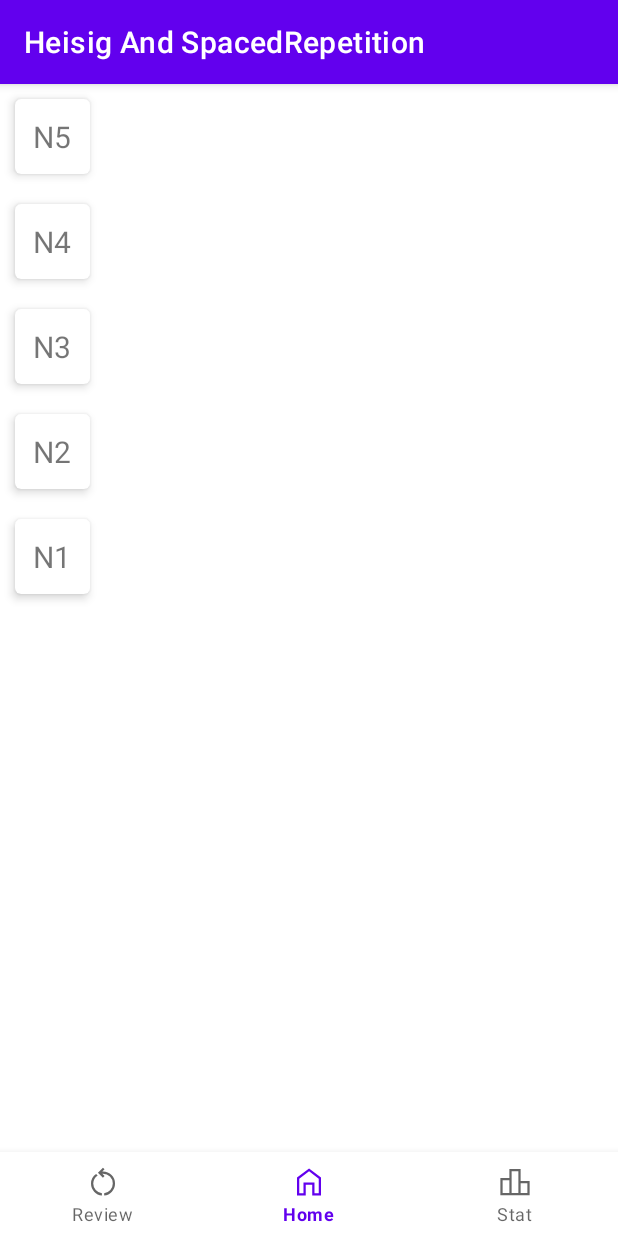
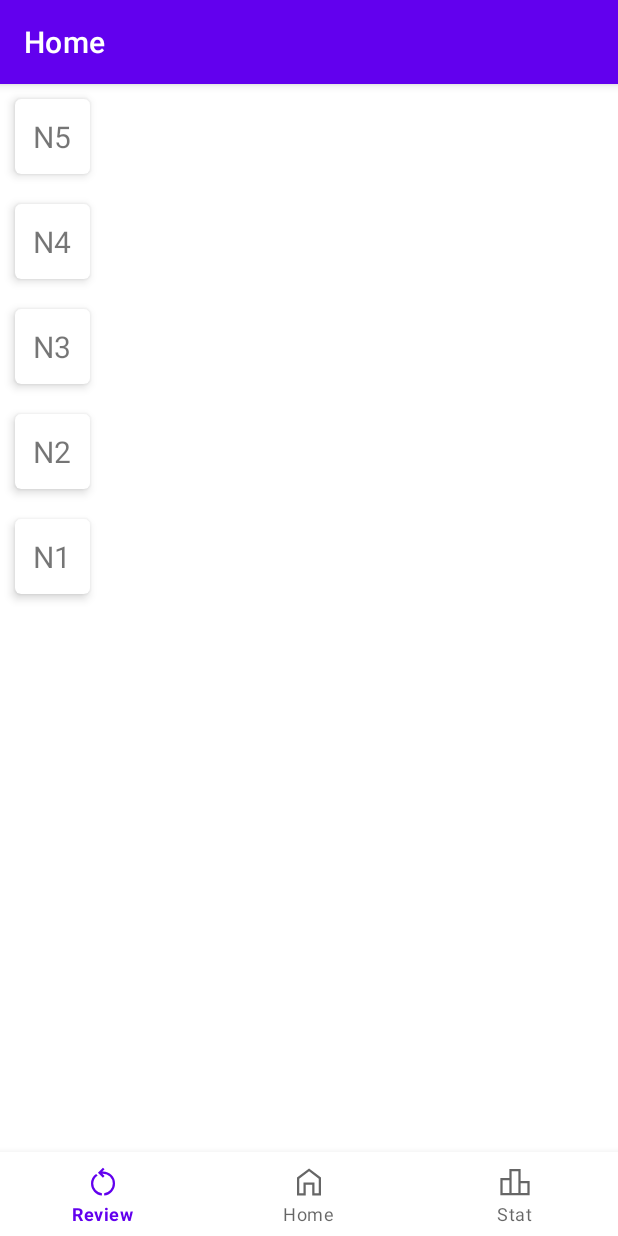
Before and after one commit to Bradboyee/heisig-and-spaced-repetition, an Android app: the screen it shows after launch (MainActivity), on a phone screen of 412 x 824 dp. Run offline under Robolectric (Android 15) with nearby library versions, the phone set to English and light mode, and no system bars; our stand-ins replace navigation-ui.

Commit message:
use Navigation Component

```diff
--- a/app/build.gradle
+++ b/app/build.gradle
@@ -3,6 +3,7 @@ plugins {
     id 'kotlin-android'
     id("kotlin-parcelize")
     id 'kotlin-kapt'
+    id 'androidx.navigation.safeargs.kotlin'
 }
 
 android {
@@ -30,9 +31,6 @@ android {
     }
     kotlinOptions {
         jvmTarget = '1.8'
-    }
-    dataBinding {
-        enabled = true
     }
     buildFeatures{
         viewBinding true
@@ -74,4 +72,5 @@ dependencies {
     //nav component
     implementation("androidx.navigation:navigation-fragment-ktx:$nav_version")
     implementation("androidx.navigation:navigation-ui-ktx:$nav_version")
+
 }
--- a/app/src/main/java/com/example/finalproject/KanjiListActivity.kt
+++ b/app/src/main/java/com/example/finalproject/KanjiListActivity.kt
@@ -2,7 +2,6 @@ package com.example.finalproject
 
 import android.os.Bundle
 import androidx.appcompat.app.AppCompatActivity
-import androidx.databinding.DataBindingUtil
 import androidx.recyclerview.widget.LinearLayoutManager
 import com.example.finalproject.data_kanji.Data
 import com.example.finalproject.databinding.ActivityKanjiBinding
@@ -12,7 +11,8 @@ class KanjiListActivity:AppCompatActivity() {
     lateinit var binding: ActivityKanjiBinding
     override fun onCreate(savedInstanceState: Bundle?) {
         super.onCreate(savedInstanceState)
-        binding = DataBindingUtil.setContentView(this,R.layout.activity_kanji,)
+        binding = ActivityKanjiBinding.inflate(layoutInflater)
+        setContentView(binding.root)
         val value = intent.getIntExtra("Category_value",0)
         binding.kanjirecyclerview.layoutManager = LinearLayoutManager(this)
         binding.kanjirecyclerview.adapter = KanjiRecyclerAdapter(Data.kanji,value)
--- a/app/src/main/java/com/example/finalproject/MainActivity.kt
+++ b/app/src/main/java/com/example/finalproject/MainActivity.kt
@@ -2,61 +2,40 @@ package com.example.finalproject
 
 import androidx.appcompat.app.AppCompatActivity
 import android.os.Bundle
-import androidx.fragment.app.Fragment
-import androidx.lifecycle.ViewModelProvider
-import com.example.finalproject.databinding.ActivityMainBinding
-import com.example.finalproject.fragment.HomeFragment
-import com.example.finalproject.fragment.SpacedFragment
-import com.example.finalproject.fragment.StatFragment
-import com.example.finalproject.roomdatabase.KanjiDatabase
-import com.example.finalproject.roomdatabase.KanjiRepository
-import com.example.finalproject.ui.KanjiViewModel
-import com.example.finalproject.ui.KanjiViewModelFactory
+import androidx.navigation.NavController
+import androidx.navigation.fragment.NavHostFragment
+import androidx.navigation.ui.AppBarConfiguration
+import androidx.navigation.ui.navigateUp
+import androidx.navigation.ui.setupActionBarWithNavController
+import androidx.navigation.ui.setupWithNavController
+import com.google.android.material.bottomnavigation.BottomNavigationView
 
-class MainActivity : AppCompatActivity(){
-    private lateinit var binding: ActivityMainBinding
-    private lateinit var kanjiViewModel: KanjiViewModel
+class MainActivity : AppCompatActivity() {
+
+    private lateinit var navController: NavController
+    private lateinit var appBarConfiguration: AppBarConfiguration
+
     override fun onCreate(savedInstanceState: Bundle?) {
         super.onCreate(savedInstanceState)
-        binding = ActivityMainBinding.inflate(layoutInflater)
-        setContentView(binding.root)
-        replaceFragment(HomeFragment())
-        binding.bottomNavigationView.setOnItemSelectedListener {
-            when(it.itemId){
-                R.id.nav_home -> replaceFragment(HomeFragment())
-                R.id.nav_spaced -> replaceFragment(SpacedFragment())
-                R.id.nav_static -> replaceFragment(StatFragment())
-                else ->{}
-            }
-            true
-        }
-        //startClicked
-        binding.bottomNavigationView.selectedItemId = R.id.nav_home
-        val dao = KanjiDatabase.getInstance(this).dao()
-        val repository = KanjiRepository(dao)
-        val factory = KanjiViewModelFactory(repository)
-        kanjiViewModel = ViewModelProvider(this,factory)[KanjiViewModel::class.java]
-        val badgeValue = 0
-//        binding.textView5.text = badgeValue.toString()
-        kanjiViewModel.spacedKanji.observe(this){
-//            binding.textView5.text = data.size.toString()
-        }
-        val badge = binding.bottomNavigationView.getOrCreateBadge(R.id.nav_spaced)
-        //badge
-        if(badgeValue>0){
-            badge.isVisible = true
-            badge.number = badgeValue
-        }else{
-            badge.isVisible = false
-            badge.clearNumber()
-        }
+        setContentView(R.layout.activity_main)
+
+        val navHostFragment = supportFragmentManager.findFragmentById(
+            R.id.nav_host_container
+        ) as NavHostFragment
+        navController = navHostFragment.navController
+
+        // Setup the bottom navigation view with navController
+        val bottomNavigationView = findViewById<BottomNavigationView>(R.id.bottomNavigationView)
+        bottomNavigationView.setupWithNavController(navController)
+
+        // Setup the ActionBar with navController and 3 top level destinations
+        appBarConfiguration = AppBarConfiguration(
+            setOf(R.id.homeFragment, R.id.statFragment,  R.id.spacedFragment)
+        )
+        setupActionBarWithNavController(navController, appBarConfiguration)
     }
 
-    private fun replaceFragment(fragment : Fragment){
-        val fragmentManager = supportFragmentManager
-        val fragmentTransaction = fragmentManager.beginTransaction()
-        fragmentTransaction.replace(R.id.frameLayout,fragment)
-        fragmentTransaction.commit()
+    override fun onSupportNavigateUp(): Boolean {
+        return navController.navigateUp(appBarConfiguration)
     }
-
 }
--- a/app/src/main/java/com/example/finalproject/utils/CategoryRecyclerAdapter.kt
+++ b/app/src/main/java/com/example/finalproject/utils/CategoryRecyclerAdapter.kt
@@ -4,13 +4,19 @@ import android.content.Intent
 import android.view.LayoutInflater
 import android.view.ViewGroup
 import android.widget.TextView
+import androidx.core.os.bundleOf
+import androidx.navigation.NavController
+import androidx.navigation.Navigation
 import androidx.recyclerview.widget.RecyclerView
 import com.example.finalproject.KanjiListActivity
+import com.example.finalproject.R
 import com.example.finalproject.data_kanji.Category
 import com.example.finalproject.databinding.ItemCategoryBinding
+import com.example.finalproject.fragment.HomeFragmentDirections
 
 
 class CategoryRecyclerAdapter(category: List<Category>) : RecyclerView.Adapter<CategoryRecyclerAdapter.ViewHolder>() {
+    lateinit var navController: NavController
     private val categorical = category
 
     override fun onCreateViewHolder(parent: ViewGroup, viewType: Int): ViewHolder {
@@ -32,10 +38,12 @@ class CategoryRecyclerAdapter(category: List<Category>) : RecyclerView.Adapter<C
         fun bind(cate : Category) {
             categoryTextView.text = cate.categoryTitle
             itemView.setOnClickListener {
-                val intent = Intent(itemView.context,KanjiListActivity::class.java)
+//                val intent = Intent(itemView.context,KanjiListActivity::class.java)
                 val value = cate.value
-                intent.putExtra("Category_value",value)
-                itemView.context.startActivity(intent)
+//                intent.putExtra("Category_value",value)
+//                itemView.context.startActivity(intent)
+                val bundle = bundleOf("amount" to value)
+                Navigation.findNavController(it).navigate(R.id.action_homeFragment_to_kanjiListFragment,bundle)
             }
         }
 
--- a/app/src/main/res/layout/activity_kanji.xml
+++ b/app/src/main/res/layout/activity_kanji.xml
@@ -1,12 +1,12 @@
 <?xml version="1.0" encoding="utf-8"?>
-<layout xmlns:tools="http://schemas.android.com/tools"
+    <androidx.constraintlayout.widget.ConstraintLayout
+    xmlns:tools="http://schemas.android.com/tools"
     xmlns:android="http://schemas.android.com/apk/res/android"
-    xmlns:app="http://schemas.android.com/apk/res-auto">
-
-    <androidx.constraintlayout.widget.ConstraintLayout
+    xmlns:app="http://schemas.android.com/apk/res-auto"
         android:layout_width="match_parent"
         android:layout_height="match_parent"
         tools:context=".MainActivity">
+
 
         <androidx.recyclerview.widget.RecyclerView
             android:id="@+id/kanjirecyclerview"
@@ -16,4 +16,4 @@
             app:layout_constraintEnd_toEndOf="parent"
             app:layout_constraintStart_toStartOf="parent"
             app:layout_constraintTop_toTopOf="parent" />
-    </androidx.constraintlayout.widget.ConstraintLayout></layout>
+    </androidx.constraintlayout.widget.ConstraintLayout>
--- a/app/src/main/res/layout/activity_main.xml
+++ b/app/src/main/res/layout/activity_main.xml
@@ -1,20 +1,22 @@
-<?xml version="1.0" encoding="utf-8"?><layout xmlns:tools="http://schemas.android.com/tools"
+<?xml version="1.0" encoding="utf-8"?>
+<LinearLayout
+    xmlns:tools="http://schemas.android.com/tools"
     xmlns:android="http://schemas.android.com/apk/res/android"
-    xmlns:app="http://schemas.android.com/apk/res-auto">
-<androidx.constraintlayout.widget.ConstraintLayout
+    xmlns:app="http://schemas.android.com/apk/res-auto"
     android:layout_width="match_parent"
     android:layout_height="match_parent"
+    android:orientation="vertical"
     tools:context=".MainActivity">
-    <FrameLayout
-        android:id="@+id/frameLayout"
-        android:layout_width="0dp"
+
+
+    <androidx.fragment.app.FragmentContainerView
+        android:id="@+id/nav_host_container"
+        android:name="androidx.navigation.fragment.NavHostFragment"
+        android:layout_width="match_parent"
         android:layout_height="0dp"
-        app:layout_constraintEnd_toEndOf="parent"
-        app:layout_constraintStart_toStartOf="parent"
-        app:layout_constraintTop_toTopOf="parent"
-        app:layout_constraintBottom_toTopOf="@id/bottomNavigationView">
-
-    </FrameLayout>
+        android:layout_weight="1"
+        app:defaultNavHost="true"
+        app:navGraph="@navigation/nav_graph" />
 
 
 
@@ -26,4 +28,4 @@
         app:menu="@menu/menu">
 
     </com.google.android.material.bottomnavigation.BottomNavigationView>
-</androidx.constraintlayout.widget.ConstraintLayout></layout>
+</LinearLayout>
--- a/app/src/main/res/menu/menu.xml
+++ b/app/src/main/res/menu/menu.xml
@@ -1,15 +1,15 @@
 <?xml version="1.0" encoding="utf-8"?>
 <menu xmlns:android="http://schemas.android.com/apk/res/android">
     <item
-        android:id="@+id/nav_spaced"
+        android:id="@+id/spaced"
         android:icon="@drawable/nav_repeat"
         android:title="@string/navSpaced_menu" />
     <item
-        android:id="@+id/nav_home"
+        android:id="@+id/home"
         android:icon="@drawable/nav_home"
         android:title="@string/navHome_menu" />
     <item
-        android:id="@+id/nav_static"
+        android:id="@+id/stat"
         android:icon="@drawable/nav_stat"
         android:title="@string/navStat_menu"/>
 </menu>
--- a/app/src/main/res/navigation/nav_graph.xml
+++ b/app/src/main/res/navigation/nav_graph.xml
@@ -1,23 +1,10 @@
 <?xml version="1.0" encoding="utf-8"?>
 <navigation xmlns:android="http://schemas.android.com/apk/res/android"
     xmlns:app="http://schemas.android.com/apk/res-auto"
-    xmlns:tools="http://schemas.android.com/tools"
     android:id="@+id/nav_graph"
-    app:startDestination="@id/homeFragment">
+    app:startDestination="@id/home">
 
-    <fragment
-        android:id="@+id/homeFragment"
-        android:name="com.example.finalproject.fragment.HomeFragment"
-        android:label="fragment_home"
-        tools:layout="@layout/fragment_home" />
-    <fragment
-        android:id="@+id/spacedFragment"
-        android:name="com.example.finalproject.fragment.SpacedFragment"
-        android:label="fragment_spaced"
-        tools:layout="@layout/fragment_spaced" />
-    <fragment
-        android:id="@+id/statFragment"
-        android:name="com.example.finalproject.fragment.StatFragment"
-        android:label="fragment_stat"
-        tools:layout="@layout/fragment_stat" />
+    <include app:graph="@navigation/nav_spaced"/>
+    <include app:graph="@navigation/nav_home"/>
+    <include app:graph="@navigation/nav_stat"/>
 </navigation>
--- /dev/null
+++ b/app/src/main/res/navigation/nav_home.xml
@@ -0,0 +1,21 @@
+<?xml version="1.0" encoding="utf-8"?>
+<navigation xmlns:android="http://schemas.android.com/apk/res/android"
+    xmlns:app="http://schemas.android.com/apk/res-auto"
+    xmlns:tools="http://schemas.android.com/tools"
+    android:id="@+id/home"
+    app:startDestination="@id/homeFragment">
+    <fragment
+        android:id="@+id/homeFragment"
+        android:name="com.example.finalproject.fragment.HomeFragment"
+        android:label="Home"
+        tools:layout="@layout/fragment_home" >
+        <action
+            android:id="@+id/action_homeFragment_to_kanjiListFragment"
+            app:destination="@id/kanjiListFragment" />
+    </fragment>
+    <fragment
+        android:id="@+id/kanjiListFragment"
+        android:name="com.example.finalproject.fragment.KanjiListFragment"
+        android:label="Kanji"
+        tools:layout="@layout/fragment_kanji_list" />
+</navigation>
--- /dev/null
+++ b/app/src/main/res/navigation/nav_spaced.xml
@@ -0,0 +1,13 @@
+<?xml version="1.0" encoding="utf-8"?>
+<navigation xmlns:android="http://schemas.android.com/apk/res/android"
+    xmlns:app="http://schemas.android.com/apk/res-auto"
+    xmlns:tools="http://schemas.android.com/tools"
+    android:id="@+id/spaced"
+    app:startDestination="@id/spacedFragment">
+
+    <fragment
+        android:id="@+id/spacedFragment"
+        android:name="com.example.finalproject.fragment.SpacedFragment"
+        android:label="Spaced Repetition"
+        tools:layout="@layout/fragment_spaced" />
+</navigation>
--- /dev/null
+++ b/app/src/main/res/navigation/nav_stat.xml
@@ -0,0 +1,13 @@
+<?xml version="1.0" encoding="utf-8"?>
+<navigation xmlns:android="http://schemas.android.com/apk/res/android"
+    xmlns:app="http://schemas.android.com/apk/res-auto"
+    xmlns:tools="http://schemas.android.com/tools"
+    android:id="@+id/stat"
+    app:startDestination="@id/statFragment">
+
+    <fragment
+        android:id="@+id/statFragment"
+        android:name="com.example.finalproject.fragment.StatFragment"
+        android:label="Your Stat"
+        tools:layout="@layout/fragment_stat" />
+</navigation>
--- a/build.gradle
+++ b/build.gradle
@@ -7,6 +7,8 @@ buildscript {
     dependencies {
         classpath "com.android.tools.build:gradle:7.0.4"
         classpath "org.jetbrains.kotlin:kotlin-gradle-plugin:1.6.10"
+        def nav_version = "2.5.1"
+        classpath "androidx.navigation:navigation-safe-args-gradle-plugin:$nav_version"
 
         // NOTE: Do not place your application dependencies here; they belong
         // in the individual module build.gradle files
```
